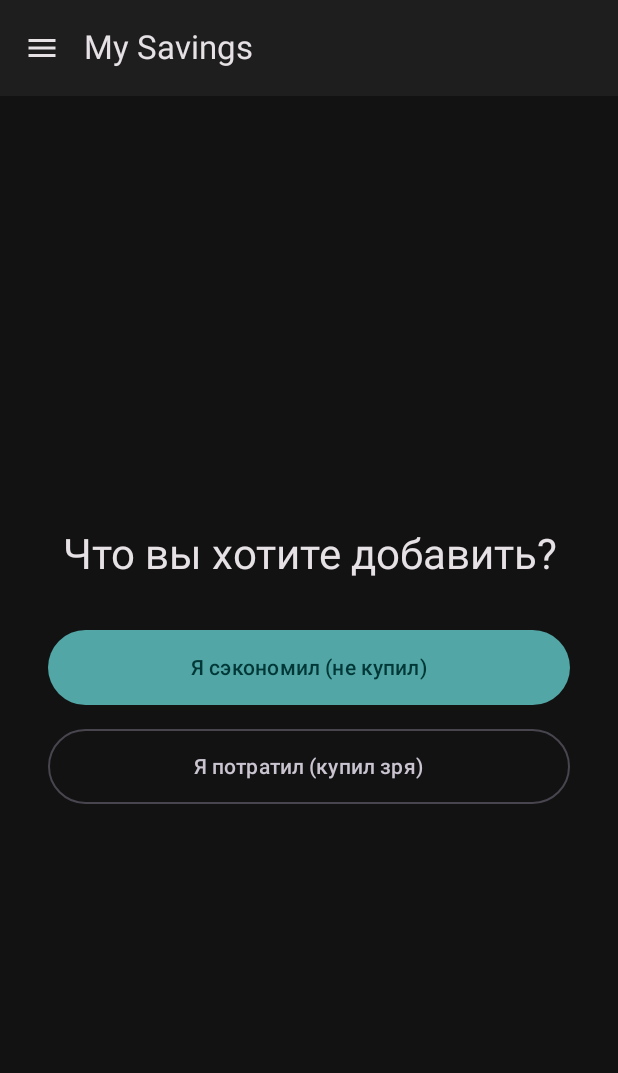
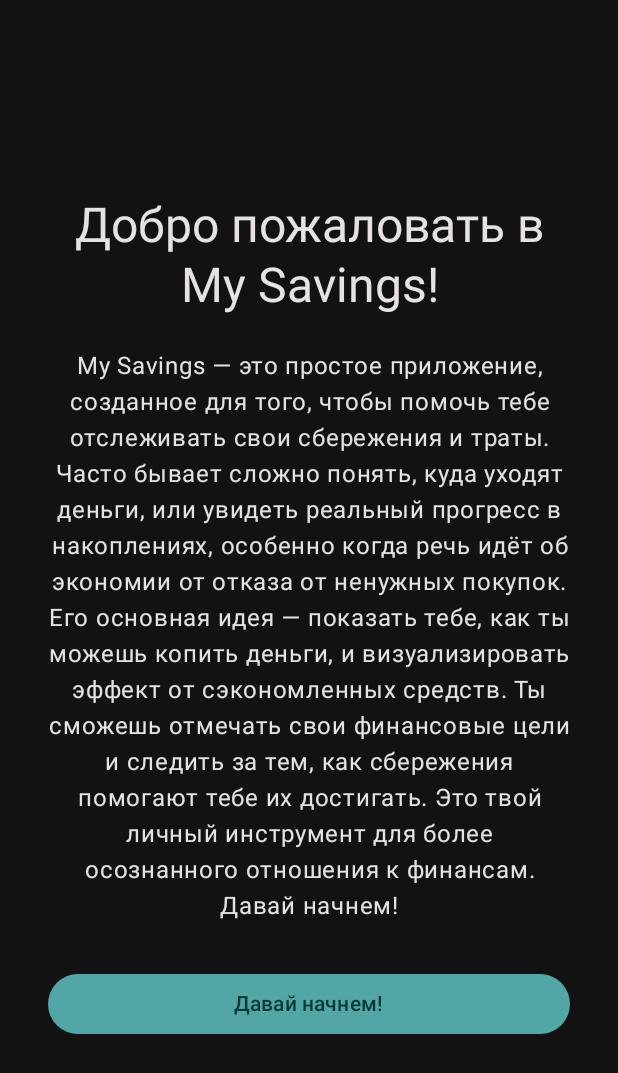
Before and after one commit to kuronekozero/NotBought, an Android app built with Jetpack Compose: the screen it shows after launch (MainActivity), on a phone screen of 412 x 824 dp. Shown: the top 1073 px of the screen. Run offline under Robolectric (Android 15) with nearby library versions, the phone set to English and light mode, and no system bars.

Commit message:
added welcome screen, fixed pie color being random

```diff
--- a/app/src/main/java/com/example/mysavings/MainActivity.kt
+++ b/app/src/main/java/com/example/mysavings/MainActivity.kt
@@ -35,6 +35,11 @@
 import androidx.navigation.navArgument
 import androidx.compose.material.icons.outlined.History
 import androidx.navigation.navArgument
+import androidx.compose.runtime.collectAsState
+import androidx.compose.runtime.getValue
+import androidx.compose.foundation.isSystemInDarkTheme
+import androidx.compose.foundation.layout.fillMaxSize
+import androidx.compose.material3.Surface
 
 
 class MainActivity : ComponentActivity() {
@@ -75,6 +80,13 @@
             }
 
             MySavingsTheme(darkTheme = useDarkTheme) {
+                // Используем null как начальное состояние, чтобы обозначить "загрузку"
+                val hasSeenWelcome by settingsRepository.welcomeScreenSeenFlow.collectAsState(initial = null)
+
+                // Ждем, пока hasSeenWelcome не получит реальное значение (true или false)
+                when (hasSeenWelcome) {
+                    true -> {
+                        // Если пользователь уже видел экран, показываем основной интерфейс
                         AppShell(
                             mainViewModel = mainViewModel,
                             statisticsViewModel = statisticsViewModel,
@@ -82,6 +94,17 @@
                             goalsViewModel = goalsViewModel,
                             historyViewModel = historyViewModel
                         )
+                    }
+                    false -> {
+                        // Если пользователь новый, показываем приветствие
+                        WelcomeScreen(onDismiss = { settingsViewModel.onWelcomeDismissed() })
+                    }
+                    null -> {
+                        // Пока значение загружается, показываем пустой экран
+                        // Это происходит так быстро, что пользователь ничего не заметит
+                        Surface(modifier = Modifier.fillMaxSize()) { }
+                    }
+                }
         }
     }
 }
--- a/app/src/main/java/com/example/mysavings/SettingsRepository.kt
+++ b/app/src/main/java/com/example/mysavings/SettingsRepository.kt
@@ -8,6 +8,7 @@
 import androidx.datastore.preferences.preferencesDataStore
 import kotlinx.coroutines.flow.Flow
 import kotlinx.coroutines.flow.map
+import androidx.datastore.preferences.core.booleanPreferencesKey
 
 enum class ThemeOption {
     LIGHT, DARK, SYSTEM
@@ -19,6 +20,7 @@
 
     private object PreferencesKeys {
         val THEME_OPTION = stringPreferencesKey("theme_option")
+        val WELCOME_SEEN = booleanPreferencesKey("welcome_seen_flag")
     }
 
     val themeOptionFlow: Flow<ThemeOption> = context.dataStore.data
@@ -28,9 +30,20 @@
             ThemeOption.valueOf(themeName)
         }
 
+    val welcomeScreenSeenFlow: Flow<Boolean> = context.dataStore.data
+        .map { preferences ->
+            preferences[PreferencesKeys.WELCOME_SEEN] ?: false
+        }
+
     suspend fun saveThemeOption(themeOption: ThemeOption) {
         context.dataStore.edit { preferences ->
             preferences[PreferencesKeys.THEME_OPTION] = themeOption.name
         }
     }
+
+    suspend fun setWelcomeScreenSeen() {
+        context.dataStore.edit { preferences ->
+            preferences[PreferencesKeys.WELCOME_SEEN] = true
+        }
+    }
 }
--- a/app/src/main/java/com/example/mysavings/StatisticsScreen.kt
+++ b/app/src/main/java/com/example/mysavings/StatisticsScreen.kt
@@ -18,7 +18,6 @@
 import androidx.compose.ui.text.font.FontWeight
 import androidx.compose.ui.text.style.TextAlign
 import androidx.compose.ui.unit.dp
-import com.example.mysavings.ui.theme.generateDistinctColors
 import java.text.NumberFormat
 import java.util.Locale
 import kotlin.math.abs
@@ -33,7 +32,7 @@
 import androidx.compose.ui.draw.alpha
 import androidx.compose.ui.input.pointer.pointerInput
 import androidx.compose.ui.unit.dp
-import com.example.mysavings.ui.theme.generateDistinctColors
+import com.example.mysavings.ui.theme.generateColorFromString
 import kotlin.math.abs
 import kotlin.math.atan2
 import kotlin.math.min
@@ -189,7 +188,7 @@
     currencyFormatter: NumberFormat
 ) {
     val totalAmountAbs = remember(data) { data.sumOf { abs(it.totalAmount) } }
-    val chartColors = remember(data.size) { generateDistinctColors(data.size) }
+    val chartColors = remember(data) { data.map { generateColorFromString(it.categoryName) } }
     var selectedIndex by remember { mutableStateOf<Int?>(null) }
     val selectedCategoryInfo = selectedIndex?.let { data.getOrNull(it) }
 
--- /dev/null
+++ b/app/src/main/java/com/example/mysavings/WelcomeScreen.kt
@@ -0,0 +1,47 @@
+package com.example.mysavings
+
+import androidx.compose.foundation.layout.*
+import androidx.compose.material3.Button
+import androidx.compose.material3.MaterialTheme
+import androidx.compose.material3.Surface
+import androidx.compose.material3.Text
+import androidx.compose.runtime.Composable
+import androidx.compose.ui.Alignment
+import androidx.compose.ui.Modifier
+import androidx.compose.ui.text.style.TextAlign
+import androidx.compose.ui.unit.dp
+
+@Composable
+fun WelcomeScreen(onDismiss: () -> Unit) {
+    Surface(
+        modifier = Modifier.fillMaxSize(),
+        color = MaterialTheme.colorScheme.background
+    ) {
+        Column(
+            modifier = Modifier
+                .fillMaxSize()
+                .padding(32.dp),
+            verticalArrangement = Arrangement.Center,
+            horizontalAlignment = Alignment.CenterHorizontally
+        ) {
+            Text(
+                text = "Добро пожаловать в My Savings!",
+                style = MaterialTheme.typography.headlineLarge,
+                textAlign = TextAlign.Center
+            )
+            Spacer(modifier = Modifier.height(24.dp))
+            Text(
+                text = "My Savings — это простое приложение, созданное для того, чтобы помочь тебе отслеживать свои сбережения и траты. Часто бывает сложно понять, куда уходят деньги, или увидеть реальный прогресс в накоплениях, особенно когда речь идёт об экономии от отказа от ненужных покупок. Его основная идея — показать тебе, как ты можешь копить деньги, и визуализировать эффект от сэкономленных средств. Ты сможешь отмечать свои финансовые цели и следить за тем, как сбережения помогают тебе их достигать. Это твой личный инструмент для более осознанного отношения к финансам. Давай начнем!",
+                style = MaterialTheme.typography.bodyLarge,
+                textAlign = TextAlign.Center
+            )
+            Spacer(modifier = Modifier.height(32.dp))
+            Button(
+                onClick = onDismiss,
+                modifier = Modifier.fillMaxWidth()
+            ) {
+                Text("Давай начнем!")
+            }
+        }
+    }
+}
```
Also changed, not shown: app/src/main/java/com/example/mysavings/ColorUtils.kt (+9 -11 lines), app/src/main/java/com/example/mysavings/SettingsViewModel.kt (+7 -1 lines). Lines whose indentation alone changed are shown as unchanged.
